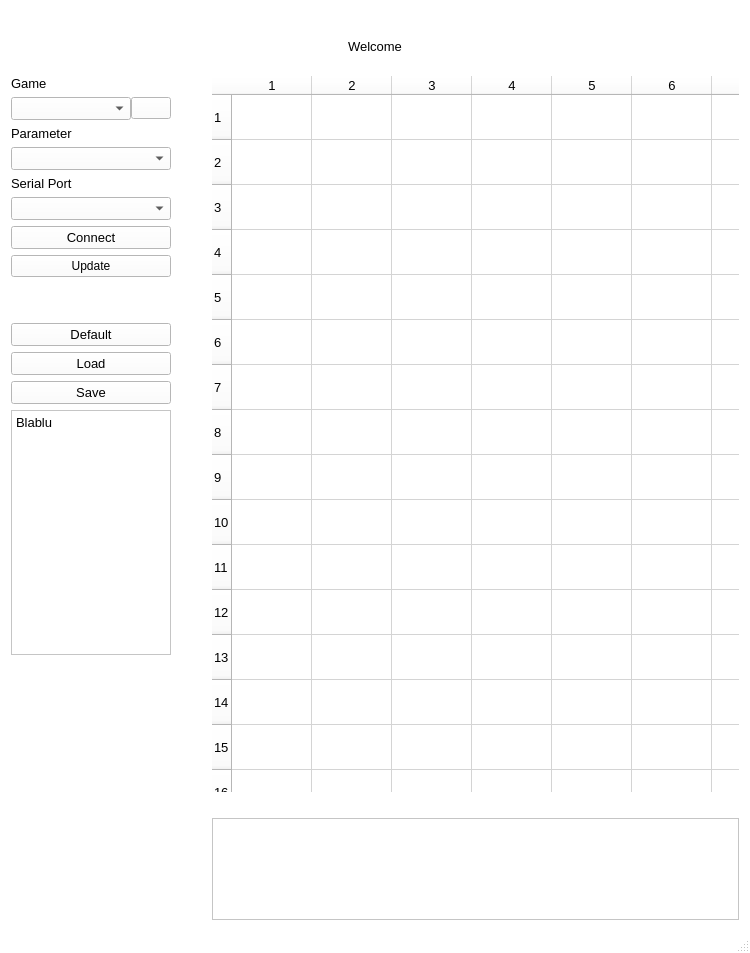
The window that afterglow_config/mainwindow.ui (bitfieldlabs/afterglow) describes before a commit, drawn with Qt 5.
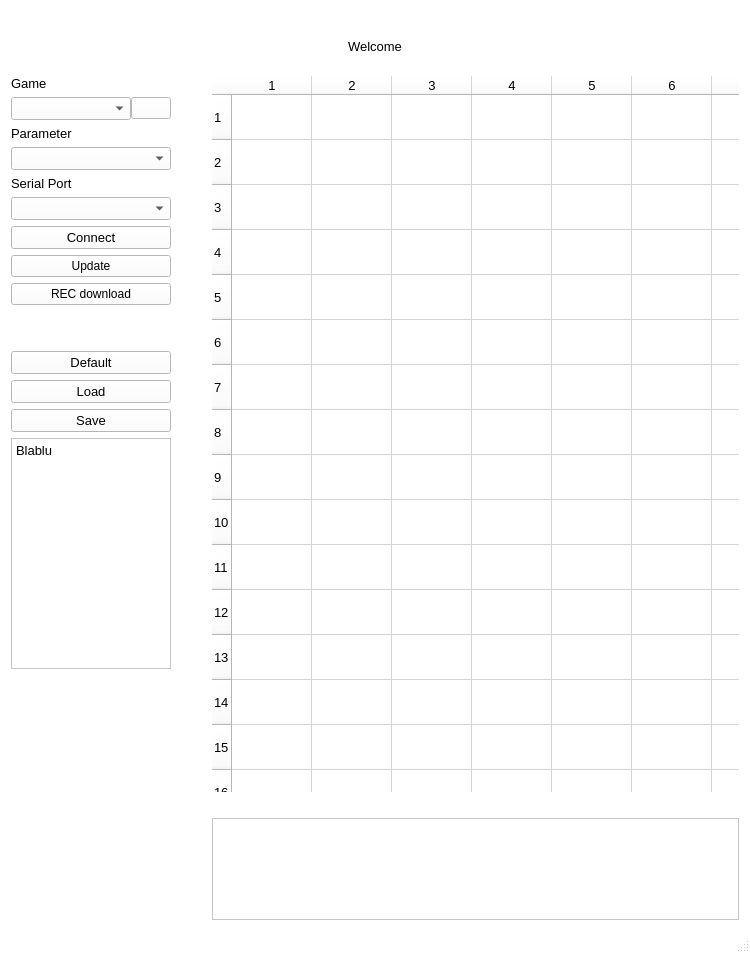
The same window after the commit. Icons and pictures are not drawn.

Commit message: Recording download

Patch:
```diff
--- a/afterglow_config/mainwindow.ui
+++ b/afterglow_config/mainwindow.ui
@@ -559,6 +559,17 @@
           </property>
          </widget>
         </item>
+        <item>
+         <widget class="QPushButton" name="recDownloadButton">
+          <property name="text">
+           <string>REC download</string>
+          </property>
+          <property name="icon">
+           <iconset resource="resources.qrc">
+            <normaloff>:/icon/icons/media-record.svg</normaloff>:/icon/icons/media-record.svg</iconset>
+          </property>
+         </widget>
+        </item>
         <item>
          <spacer name="verticalSpacer">
           <property name="sizePolicy">
```
Left out of the diff: 44 changed lines with no effect on the pictures. The commit also changes 11 other files.
